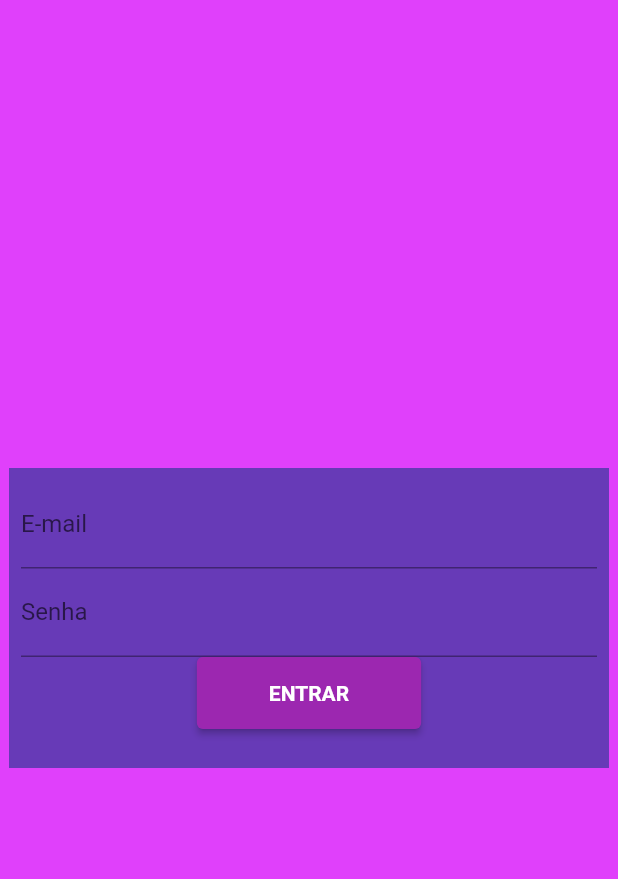
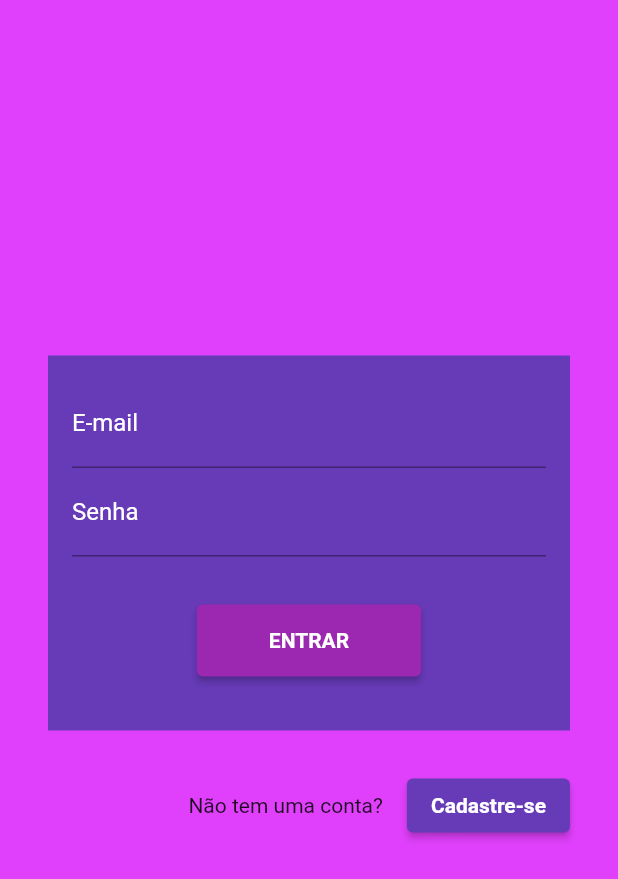
Before and after one commit to ICEI-PUC-Minas-PPLES-TI/plf-es-2022-2-ti5-5104100-fichamedicadigital, a Flutter app: the screen it shows after launch, on a phone screen of 412 x 824 dp. Shown: the top 879 px of the screen. Run offline on Flutter 3.47's test engine with Material 2 defaults, Android fonts, the light colour scheme and no system bars.

Commit message:
feat: create Register.dart

```diff
--- a/codigo/mobile/lib/view/Login.dart
+++ b/codigo/mobile/lib/view/Login.dart
@@ -1,4 +1,6 @@
 import 'package:flutter/material.dart';
+import 'package:mobile/view/Register.dart';
+import 'package:mobile/view/main.dart';
 
 class LoginPage extends StatefulWidget {
   @override
@@ -14,12 +16,17 @@ class _LoginPageState extends State<LoginPage> {
     return Scaffold(
       backgroundColor: Colors.purpleAccent,
       body: Center(
-        child: Container(
+        child: Padding(
+          padding: const EdgeInsets.only(left: 32.0, top: 0.0, right: 32.0, bottom: 0.0),
+          child: Column(
+            mainAxisSize: MainAxisSize.min,
+            children: [
+              Container(
                 color: Colors.deepPurple,
                 width: 400,
-          height: 200,
+                height: 250,
                 child: Padding(
-            padding: const EdgeInsets.all(8.0),
+                  padding: const EdgeInsets.all(16.0),
                   child: Column(
                     children: <Widget>[
                       Row(
@@ -34,6 +41,9 @@ class _LoginPageState extends State<LoginPage> {
                               enabled: true,
                               decoration: const InputDecoration(
                                 labelText: "E-mail",
+                                  labelStyle: const TextStyle(
+                                      color: Colors.white
+                                  )
                               ),
                             ),
                           )
@@ -50,15 +60,22 @@ class _LoginPageState extends State<LoginPage> {
                               keyboardType: TextInputType.emailAddress,
                               enabled: true,
                               decoration: const InputDecoration(
-                          labelText: "Senha"
+                                labelText: "Senha",
+                                labelStyle: const TextStyle(
+                                  color: Colors.white
+                                )
                               ),
                             ),
                           )
                         ],
                       ),
-                ElevatedButton(
+                      Padding(
+                        padding: const EdgeInsets.only(top: 32.0),
+                        child: ElevatedButton(
                           onPressed: () {
-                    // not implemented yet
+                            Navigator.push(
+                                context,
+                                MaterialPageRoute(builder: (context) => const HomePage(title: 'Ficha do usuário logado')));
                           },
                           style: const ButtonStyle(
                             backgroundColor: MaterialStatePropertyAll(Colors.purple),
@@ -68,9 +85,38 @@ class _LoginPageState extends State<LoginPage> {
                             padding: EdgeInsets.only(left: 32.0, top: 16.0, right: 32.0, bottom: 16.0),
                             child: Text("ENTRAR"),
                           )
+                    ),
                       )
                     ],
                   ),
+                ),
+              ),
+              Container(
+                width: 400,
+                height: 100,
+                child: Center(
+                    child: Row(
+                      mainAxisAlignment: MainAxisAlignment.end,
+                      children: <Widget>[
+                        const Padding(
+                          padding: EdgeInsets.only(right: 16.0),
+                          child: Text("Não tem uma conta?"),
+                        ),
+                        ElevatedButton(
+                          style: const ButtonStyle(
+                            backgroundColor: MaterialStatePropertyAll(Colors.deepPurple),
+                            textStyle: MaterialStatePropertyAll(TextStyle(fontWeight: FontWeight.bold)),
+                          ),
+                          onPressed: () {
+                            Navigator.push(
+                              context,
+                              MaterialPageRoute(builder: (context) => RegisterPage()));
+                          },
+                          child: const Text("Cadastre-se"))
+                      ],
+                    )),
+              )
+            ],
           ),
         ),
       ),
--- a/codigo/mobile/lib/view/main.dart
+++ b/codigo/mobile/lib/view/main.dart
@@ -1,6 +1,5 @@
 import 'package:flutter/material.dart';
 import 'Login.dart';
-import 'MedicalRecord.dart';
 
 void main() {
   runApp(const MyApp());
@@ -55,7 +54,6 @@ class _HomePageState extends State<HomePage> {
   int _currentPage = 0;
   final List<Widget> _pages = [
     const HomePage(title: "Flutter Demo Home Page"),
-    MedicalRecordPage()
   ];
 
   void _incrementCounter() {
```
Also changed, not shown: codigo/mobile/lib/view/Register.dart (added, +176 -0 lines). Lines whose indentation alone changed are shown as unchanged.
